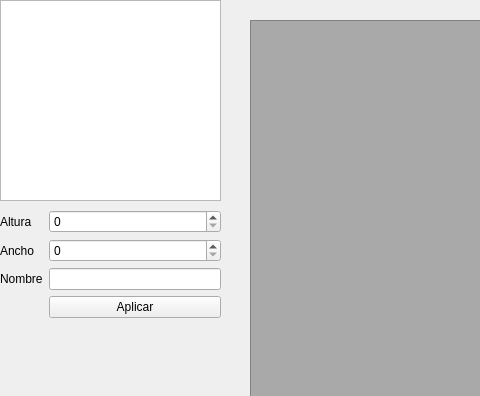
The window that editor_src/mainwindow.ui (gonzalomartinezs/Wolfenstein3D) describes before a commit, drawn with Qt 5; both pictures show x 0 to 480 and y 0 to 396 of the 917 by 534 pixel window.
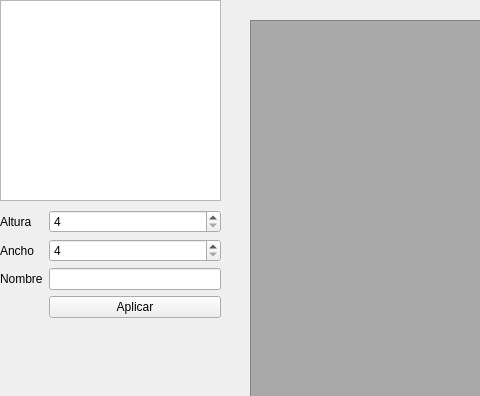
The same window after the commit. Custom widgets are drawn as their Qt base class.

Diff of the .ui file:
```diff
--- a/editor_src/mainwindow.ui
+++ b/editor_src/mainwindow.ui
@@ -90,6 +90,9 @@
        </item>
        <item row="0" column="1">
         <widget class="QSpinBox" name="spinY">
+         <property name="minimum">
+          <number>4</number>
+         </property>
          <property name="maximum">
           <number>999999999</number>
          </property>
@@ -104,6 +107,9 @@
        </item>
        <item row="1" column="1">
         <widget class="QSpinBox" name="spinX">
+         <property name="minimum">
+          <number>4</number>
+         </property>
          <property name="maximum">
           <number>999999999</number>
          </property>
```
